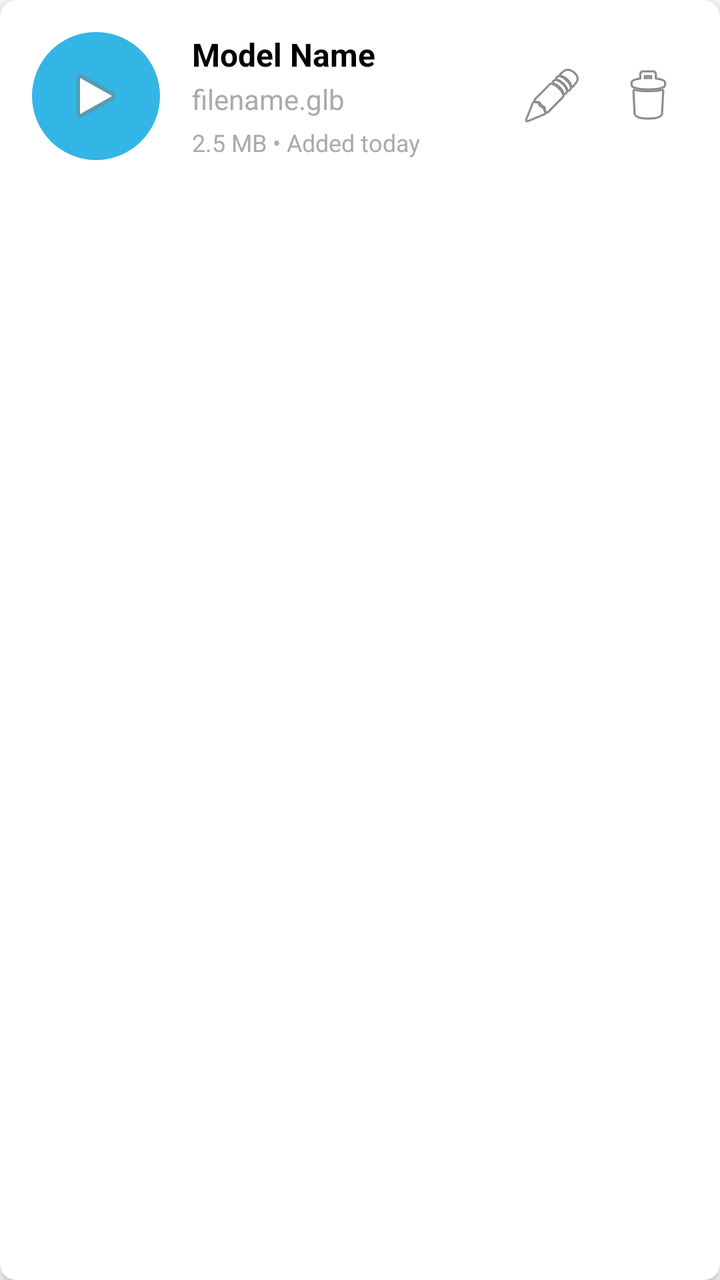
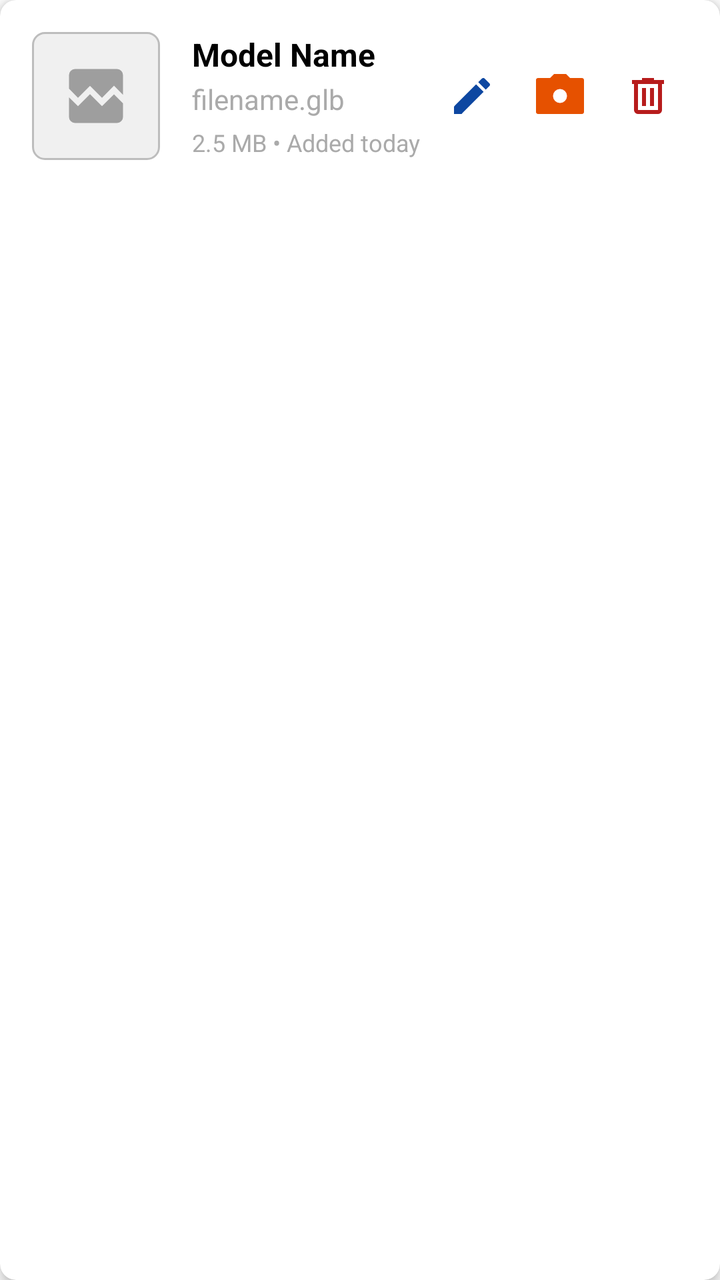

An Android layout rendered at two revisions. The XML below is the earlier revision; the diff shows what the commit changed to produce the second picture.
<!-- AndroidManifest.xml: application theme Theme.SurveyingApp -->
<!-- res/layout/item_model.xml -->
<?xml version="1.0" encoding="utf-8"?>
<androidx.cardview.widget.CardView xmlns:android="http://schemas.android.com/apk/res/android"
    xmlns:app="http://schemas.android.com/apk/res-auto"
    android:layout_width="match_parent"
    android:layout_height="wrap_content"
    android:layout_margin="8dp"
    app:cardCornerRadius="8dp"
    app:cardElevation="4dp">

    <LinearLayout
        android:layout_width="match_parent"
        android:layout_height="wrap_content"
        android:orientation="horizontal"
        android:padding="16dp"
        android:gravity="center_vertical">

        
        <FrameLayout
            android:layout_width="64dp"
            android:layout_height="64dp"
            android:layout_marginEnd="16dp">

            
            <ImageView
                android:id="@+id/image_model_preview"
                android:layout_width="match_parent"
                android:layout_height="match_parent"
                android:scaleType="centerInside"
                android:background="#FFFFFF"
                android:visibility="gone" />

            
            <ImageView
                android:id="@+id/image_model_placeholder"
                android:layout_width="match_parent"
                android:layout_height="match_parent"
                android:layout_gravity="center"
                android:src="@android:drawable/ic_media_play"
                android:background="@drawable/circle_background"
                android:scaleType="centerInside" />

            <ProgressBar
                android:id="@+id/progress_preview"
                android:layout_width="24dp"
                android:layout_height="24dp"
                android:layout_gravity="center"
                android:visibility="gone" />

        </FrameLayout>

        
        <LinearLayout
            android:layout_width="0dp"
            android:layout_height="wrap_content"
            android:layout_weight="1"
            android:orientation="vertical">

            <TextView
                android:id="@+id/text_model_name"
                android:layout_width="wrap_content"
                android:layout_height="wrap_content"
                android:text="Model Name"
                android:textSize="16sp"
                android:textStyle="bold"
                android:textColor="@android:color/black" />

            <TextView
                android:id="@+id/text_model_filename"
                android:layout_width="wrap_content"
                android:layout_height="wrap_content"
                android:text="filename.glb"
                android:textSize="14sp"
                android:textColor="@android:color/darker_gray"
                android:layout_marginTop="2dp" />

            <LinearLayout
                android:layout_width="wrap_content"
                android:layout_height="wrap_content"
                android:orientation="horizontal"
                android:layout_marginTop="4dp">

                <TextView
                    android:id="@+id/text_model_size"
                    android:layout_width="wrap_content"
                    android:layout_height="wrap_content"
                    android:text="2.5 MB"
                    android:textSize="12sp"
                    android:textColor="@android:color/darker_gray" />

                <TextView
                    android:layout_width="wrap_content"
                    android:layout_height="wrap_content"
                    android:text=" • "
                    android:textSize="12sp"
                    android:textColor="@android:color/darker_gray" />

                <TextView
                    android:id="@+id/text_model_date"
                    android:layout_width="wrap_content"
                    android:layout_height="wrap_content"
                    android:text="Added today"
                    android:textSize="12sp"
                    android:textColor="@android:color/darker_gray" />

            </LinearLayout>

        </LinearLayout>

        
        <LinearLayout
            android:layout_width="wrap_content"
            android:layout_height="wrap_content"
            android:orientation="horizontal">

            <ImageButton
                android:id="@+id/btn_edit_model"
                android:layout_width="40dp"
                android:layout_height="40dp"
                android:src="@android:drawable/ic_menu_edit"
                android:background="?android:attr/selectableItemBackgroundBorderless"
                android:contentDescription="Edit Model"
                android:layout_marginEnd="8dp" />

            
            <ImageButton
                android:id="@+id/btn_delete_model"
                android:layout_width="40dp"
                android:layout_height="40dp"
                android:src="@android:drawable/ic_menu_delete"
                android:background="?android:attr/selectableItemBackgroundBorderless"
                android:contentDescription="Delete Model" />

        </LinearLayout>

    </LinearLayout>
</androidx.cardview.widget.CardView>
<!-- resources referenced by this layout -->
<resources>
  <!-- drawable circle_background (drawable) -->
  <?xml version="1.0" encoding="utf-8"?>
  <shape xmlns:android="http://schemas.android.com/apk/res/android"
      android:shape="oval">
      <solid android:color="@android:color/holo_blue_light" />
  </shape>
  <style name="Theme.SurveyingApp" parent="Theme.MaterialComponents.DayNight.DarkActionBar">
          
          <item name="colorPrimary">@color/purple_500</item>
          <item name="colorPrimaryVariant">@color/purple_700</item>
          <item name="colorOnPrimary">@color/white</item>
          
          <item name="colorSecondary">@color/teal_200</item>
          <item name="colorSecondaryVariant">@color/teal_700</item>
          <item name="colorOnSecondary">@color/black</item>
          
          <item name="android:statusBarColor">?attr/colorPrimaryVariant</item>
          
      </style>
  <color name="purple_500">#FF6200EE</color>
  <color name="purple_700">#FF3700B3</color>
  <color name="white">#FFFFFFFF</color>
  <color name="teal_200">#FF03DAC5</color>
  <color name="teal_700">#FF018786</color>
  <color name="black">#FF000000</color>
</resources>

<!-- the commit's change to res/layout/item_model.xml (unified diff, before → after) -->
@@ -25,8 +25,9 @@
                 android:id="@+id/image_model_preview"
                 android:layout_width="match_parent"
                 android:layout_height="match_parent"
-                android:scaleType="centerInside"
-                android:background="#FFFFFF"
+                android:scaleType="centerCrop"
+                android:background="@drawable/thumbnail_border"
+                android:padding="1dp"
                 android:visibility="gone" />
 
             
@@ -35,9 +36,10 @@
                 android:layout_width="match_parent"
                 android:layout_height="match_parent"
                 android:layout_gravity="center"
-                android:src="@android:drawable/ic_media_play"
-                android:background="@drawable/circle_background"
-                android:scaleType="centerInside" />
+                android:src="@drawable/ic_no_thumbnail"
+                android:background="@drawable/thumbnail_placeholder_bg"
+                android:scaleType="center"
+                android:contentDescription="No thumbnail available" />
 
             <ProgressBar
                 android:id="@+id/progress_preview"
@@ -116,17 +118,27 @@
                 android:id="@+id/btn_edit_model"
                 android:layout_width="40dp"
                 android:layout_height="40dp"
-                android:src="@android:drawable/ic_menu_edit"
+                android:src="@drawable/ic_edit_blue"
                 android:background="?android:attr/selectableItemBackgroundBorderless"
                 android:contentDescription="Edit Model"
-                android:layout_marginEnd="8dp" />
+                android:layout_marginEnd="4dp" />
+
+            
+            <ImageButton
+                android:id="@+id/btn_recapture_thumbnail"
+                android:layout_width="40dp"
+                android:layout_height="40dp"
+                android:src="@drawable/ic_camera_orange"
+                android:background="?android:attr/selectableItemBackgroundBorderless"
+                android:contentDescription="Recapture Thumbnail"
+                android:layout_marginEnd="4dp" />
 
             
             <ImageButton
                 android:id="@+id/btn_delete_model"
                 android:layout_width="40dp"
                 android:layout_height="40dp"
-                android:src="@android:drawable/ic_menu_delete"
+                android:src="@drawable/ic_delete_red"
                 android:background="?android:attr/selectableItemBackgroundBorderless"
                 android:contentDescription="Delete Model" />
 
<!-- resource entries referenced after the edit -->
@@ -1,10 +1,68 @@
 <!-- resources referenced by this layout -->
 <resources>
-  <!-- drawable circle_background (drawable) -->
+  <!-- drawable ic_camera_orange (drawable) -->
+  <?xml version="1.0" encoding="utf-8"?>
+  <vector xmlns:android="http://schemas.android.com/apk/res/android"
+      android:width="24dp"
+      android:height="24dp"
+      android:viewportWidth="24"
+      android:viewportHeight="24">
+      <path
+          android:fillColor="#E65100"
+          android:pathData="M12,15.5A3.5,3.5 0 0,1 8.5,12A3.5,3.5 0 0,1 12,8.5A3.5,3.5 0 0,1 15.5,12A3.5,3.5 0 0,1 12,15.5M23,3H17L15,1H9L7,3H1C0.45,3 0,3.45 0,4V20C0,20.55 0.45,21 1,21H23C23.55,21 24,20.55 24,20V4C24,3.45 23.55,3 23,3Z" />
+  </vector>
+  <!-- drawable ic_delete_red (drawable) -->
+  <?xml version="1.0" encoding="utf-8"?>
+  <vector xmlns:android="http://schemas.android.com/apk/res/android"
+      android:width="24dp"
+      android:height="24dp"
+      android:viewportWidth="24"
+      android:viewportHeight="24">
+      <path
+          android:fillColor="#B71C1C"
+          android:pathData="M9,3V4H4V6H5V19A2,2 0 0,0 7,21H17A2,2 0 0,0 19,19V6H20V4H15V3H9M7,6H17V19H7V6M9,8V17H11V8H9M13,8V17H15V8H13Z" />
+  </vector>
+  <!-- drawable ic_edit_blue (drawable) -->
+  <?xml version="1.0" encoding="utf-8"?>
+  <vector xmlns:android="http://schemas.android.com/apk/res/android"
+      android:width="24dp"
+      android:height="24dp"
+      android:viewportWidth="24"
+      android:viewportHeight="24">
+      <path
+          android:fillColor="#0D47A1"
+          android:pathData="M3,17.25V21h3.75L17.81,9.94l-3.75,-3.75L3,17.25zM20.71,7.04c0.39,-0.39 0.39,-1.02 0,-1.41l-2.34,-2.34c-0.39,-0.39 -1.02,-0.39 -1.41,0l-1.83,1.83 3.75,3.75 1.83,-1.83z" />
+  </vector>
+  <!-- drawable ic_no_thumbnail (drawable) -->
+  <?xml version="1.0" encoding="utf-8"?>
+  <vector xmlns:android="http://schemas.android.com/apk/res/android"
+      android:width="36dp"
+      android:height="36dp"
+      android:viewportWidth="24"
+      android:viewportHeight="24">
+      
+      <path
+          android:fillColor="#9E9E9E"
+          android:pathData="M21,5V11.59L18,8.58L14,12.59L10,8.59L6,12.59L3,9.58V5A2,2 0 0,1 5,3H19A2,2 0 0,1 21,5M18,11.42L21,14.43V19A2,2 0 0,1 19,21H5A2,2 0 0,1 3,19V12.42L6,15.41L10,11.41L14,15.41L18,11.42Z" />
+  </vector>
+  <!-- drawable thumbnail_border (drawable) -->
   <?xml version="1.0" encoding="utf-8"?>
   <shape xmlns:android="http://schemas.android.com/apk/res/android"
-      android:shape="oval">
-      <solid android:color="@android:color/holo_blue_light" />
+      android:shape="rectangle">
+      <stroke
+          android:width="1dp"
+          android:color="#BDBDBD" />
+      <solid android:color="#FFFFFF" />
+  </shape>
+  <!-- drawable thumbnail_placeholder_bg (drawable) -->
+  <?xml version="1.0" encoding="utf-8"?>
+  <shape xmlns:android="http://schemas.android.com/apk/res/android"
+      android:shape="rectangle">
+      <solid android:color="#F0F0F0" />
+      <stroke
+          android:width="1dp"
+          android:color="#BDBDBD" />
+      <corners android:radius="6dp" />
   </shape>
   <style name="Theme.SurveyingApp" parent="Theme.MaterialComponents.DayNight.DarkActionBar">
           
